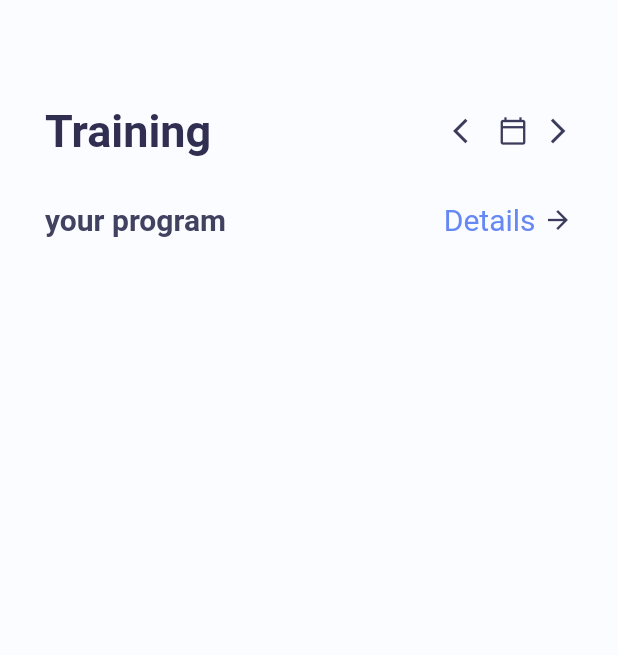
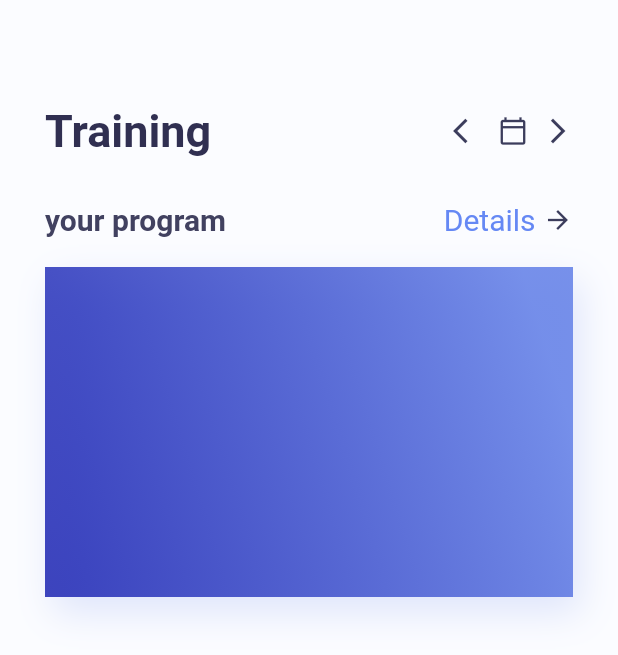
Before and after one commit to ImranIqbalS/Flutter-fitness-app-UI, a Flutter app: the screen it shows after launch, on a phone screen of 412 x 824 dp. Shown: the top 655 px of the screen. Run offline on Flutter 3.47's test engine with Material 2 defaults, Android fonts, the phone set to English and light mode, and no system bars.

Commit message:
next workout section container decoration

```diff
--- a/lib/home_page.dart
+++ b/lib/home_page.dart
@@ -81,7 +81,38 @@ class _HomePageState extends State<HomePage> {
                   color: color.AppColor.homePageIcons,
                 ),
               ],
-            )
+            ),
+            SizedBox(height: 20),
+            //next workout container
+            Container(
+              width: MediaQuery.of(context).size.width,
+              height: 220,
+              //decoration for next workout section
+              decoration: BoxDecoration(
+                // color: Colors.blue,
+                gradient: LinearGradient(
+                  colors: [
+                    color.AppColor.gradientFirst.withOpacity(0.8),
+                    color.AppColor.gradientSecond.withOpacity(0.9),
+                  ],
+                  begin: Alignment.bottomLeft,
+                  end: Alignment.centerRight,
+                ),
+                borderRadius: BorderRadius.only(
+                  topLeft: Radius.circular(10),
+                  bottomRight: Radius.circular(10),
+                  bottomLeft: Radius.circular(10),
+                  topRight: Radius.circular(8 / 0),
+                ),
+                boxShadow: [
+                  BoxShadow(
+                    offset: Offset(5, 10),
+                    blurRadius: 20,
+                    color: color.AppColor.gradientSecond.withOpacity(0.2),
+                  )
+                ],
+              ),
+            ),
           ],
         ),
       ),
```
